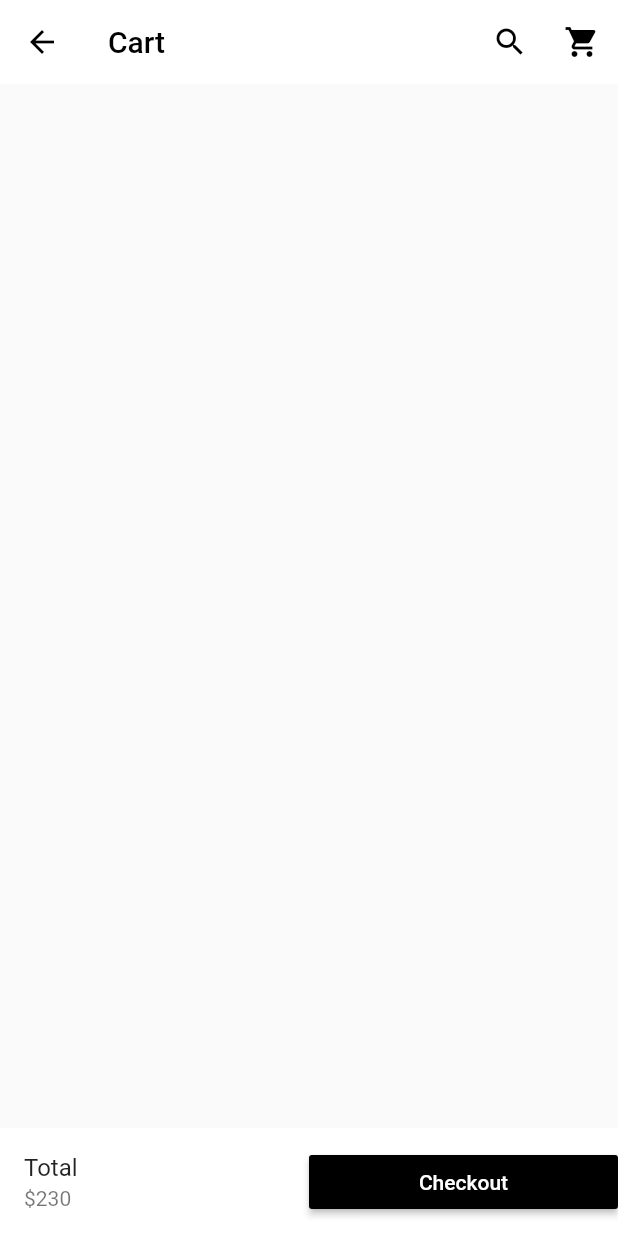
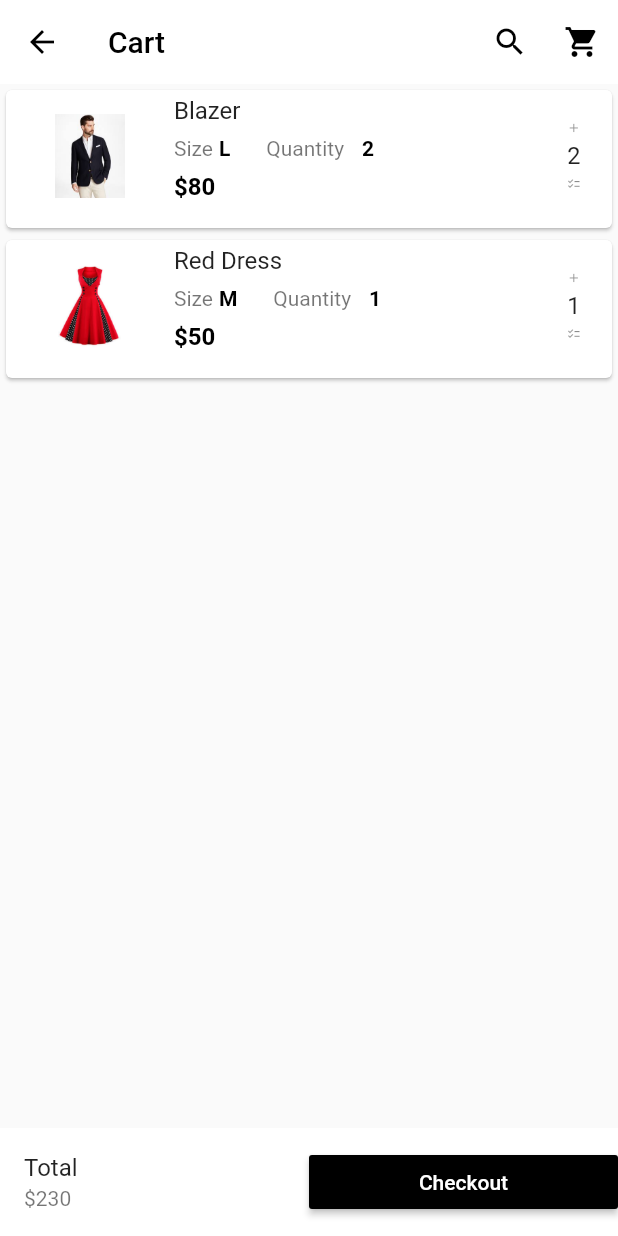
Before and after one commit to ajay1706/ecommerce-app, a Flutter app: the Cart screen opened directly, on a phone screen of 412 x 824 dp. Run offline on Flutter 3.47's test engine with Material 2 defaults, Android fonts, the phone set to English and light mode, and no system bars; our stand-ins replace carousel_pro.

Commit message:
shopping cart done

```diff
--- /dev/null
+++ b/shopper_stop/lib/components/cart_products.dart
@@ -0,0 +1,120 @@
+import 'package:flutter/material.dart';
+
+class CartProducts extends StatefulWidget {
+  @override
+  _CartProductsState createState() => _CartProductsState();
+}
+
+class _CartProductsState extends State<CartProducts> {
+
+  var cart_products = [
+    {
+      "name": "Blazer",
+      "picture": "images/products/blazer1.jpeg",
+      "old_price": "120",
+  "size":"L",
+      "price": "80",
+      "quantity":"2"
+    },
+    {
+      "name": "Red Dress",
+      "picture": "images/products/dress1.jpeg",
+      "old_price": "100",
+    "size":"M",
+      "price": "50",
+      "quantity":"1"
+    },
+
+  ];
+  @override
+  Widget build(BuildContext context) {
+    return ListView.builder(
+        itemCount: cart_products.length,
+        itemBuilder: (context, i )  {
+
+          return SingleCartProducts(
+            cart_prod_name: cart_products[i]['name'],
+            cart_prod_pic: cart_products[i]['picture'],
+            cart_prod_quantity: cart_products[i]['quantity'],
+            cart_prod_size: cart_products[i]['size'],
+            cart_prod_price: cart_products[i]['price'],
+
+          );
+        });
+  }
+}
+
+
+class SingleCartProducts extends StatelessWidget {
+
+  final cart_prod_name;
+  final cart_prod_pic;
+  final cart_prod_size;
+  final cart_prod_quantity;
+
+
+  final cart_prod_price;
+
+  const SingleCartProducts({Key key, this.cart_prod_name, this.cart_prod_pic, this.cart_prod_size, this.cart_prod_quantity, this.cart_prod_price}) : super(key: key);
+  @override
+  Widget build(BuildContext context) {
+    return Container(
+      height: 100,
+      child: Card(
+
+        child: ListTile(
+          leading: Image.asset(cart_prod_pic,width: 80,height: 800,),
+          title: Text(cart_prod_name),
+          subtitle: Column(
+            children: <Widget>[
+             Row(
+               children: <Widget>[
+                Padding(padding: const EdgeInsets.all(0),
+                child: Text("Size"),),
+                 Padding(padding: const EdgeInsets.all(4),
+                   child: Text(cart_prod_size,
+                   style: TextStyle(
+                     color: Colors.black,
+                     fontWeight: FontWeight.w600
+                   ),),),
+
+                 Padding(padding: const EdgeInsets.fromLTRB(20,8,8,8),
+                   child: Text("Quantity"),
+                  ),
+                 Padding(padding: const EdgeInsets.all(4),
+                   child: Text(cart_prod_quantity,
+                     style: TextStyle(
+                         color: Colors.black,
+                         fontWeight: FontWeight.w600
+                     ),),),
+
+               ],
+             ),
+
+              Container(
+                alignment: Alignment.topLeft,
+                child: Text('\$${cart_prod_price}',
+                  style: TextStyle(
+                      color: Colors.black,
+                      fontWeight: FontWeight.w600,
+                    fontSize: 16
+                  ),),
+              )
+            ],
+          ),
+          trailing: FittedBox(
+            fit: BoxFit.contain,
+            child: Column(
+              mainAxisAlignment: MainAxisAlignment.center,
+              children: <Widget>[
+                IconButton(icon: Icon(Icons.add,), onPressed: (){}),
+                Text("$cart_prod_quantity",textAlign: TextAlign.center,style: TextStyle(fontSize: 40,),),
+                IconButton(icon: Icon(IconData(0xe15b,fontFamily: 'MaterialIcons',)), onPressed: (){})
+              ],
+            ),
+          ),
+        ),
+      ),
+    );
+  }
+}
--- a/shopper_stop/lib/pages/shopping_cart.dart
+++ b/shopper_stop/lib/pages/shopping_cart.dart
@@ -1,4 +1,5 @@
 import 'package:flutter/material.dart';
+import 'package:shopper_stop/components/cart_products.dart';
 
 
 class Cart extends StatefulWidget {
@@ -35,6 +36,7 @@ class _CartState extends State<Cart> {
           )
         ],
       ),
+      body: CartProducts(),
       bottomNavigationBar: Container(
         color: Colors.white,
         child: Row(
```
